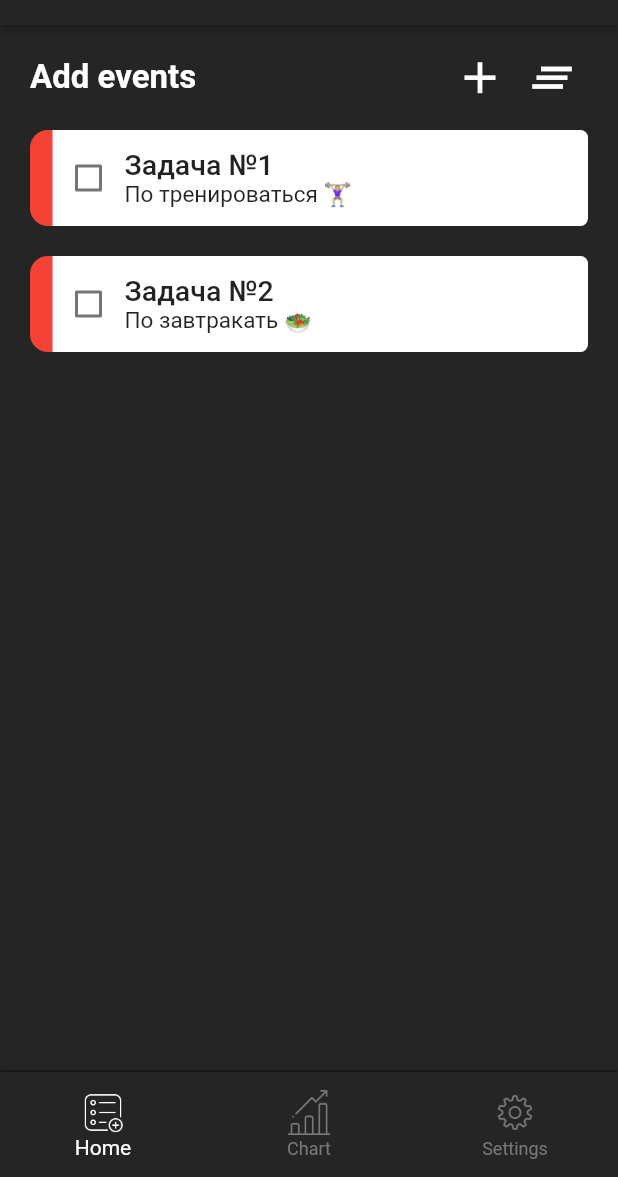
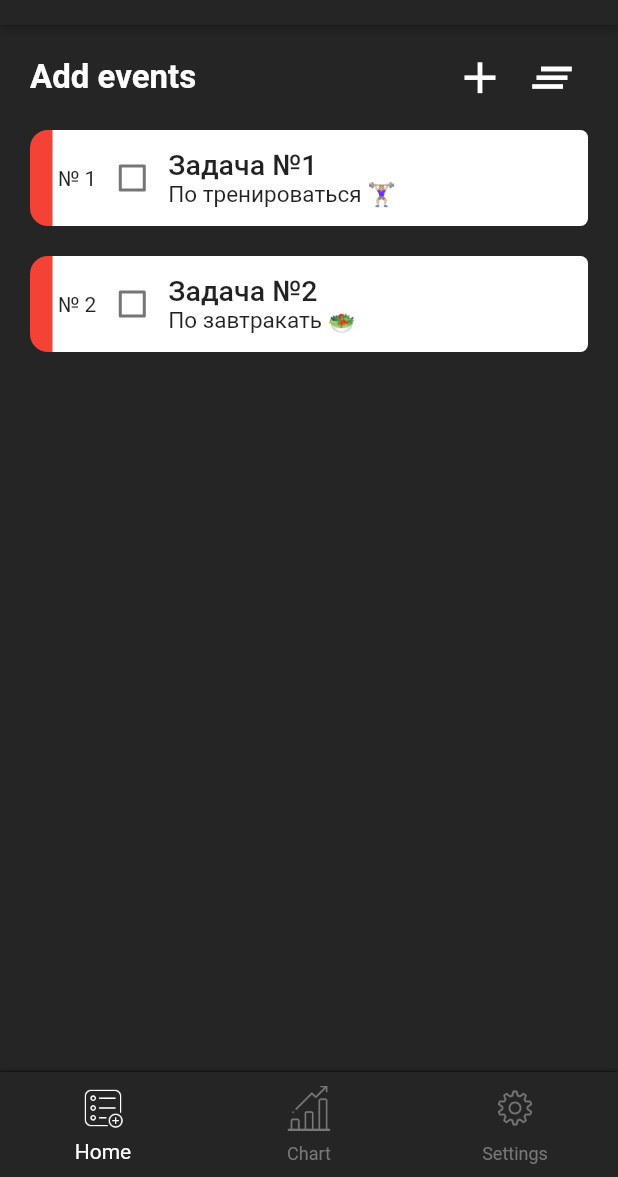
Before and after one commit to dadaxon0019/to_do_app, a Flutter app: the WidgetTree screen opened directly, on a phone screen of 412 x 824 dp, the part 59-1236 px from its top. Run offline on Flutter 3.47's test engine with Material 2 defaults, Android fonts, the phone set to English and light mode, and no system bars; drawn by our look-alikes of flutter_slidable; our stand-ins replace hive_flutter, lottie, smooth_page_indicator; accounts and stored records are empty; network calls fail.

Commit message:
add number of tasks

```diff
--- a/flutter_to_do_app/lib/To Do/dialog_box.dart
+++ b/flutter_to_do_app/lib/To Do/dialog_box.dart
@@ -3,6 +3,7 @@ import 'package:flutter/material.dart';
 class DialogBox extends StatelessWidget {
   final mainTitle;
   final descriptionTitle;
+  final taskNumb;
 
   VoidCallback onSave;
   VoidCallback onCancel;
@@ -12,6 +13,7 @@ class DialogBox extends StatelessWidget {
       required this.onSave,
       required this.onCancel,
       required this.mainTitle,
+      required this.taskNumb,
       required this.descriptionTitle})
       : super(key: key);
 
--- a/flutter_to_do_app/lib/To Do/to_do_main_screen.dart
+++ b/flutter_to_do_app/lib/To Do/to_do_main_screen.dart
@@ -59,6 +59,7 @@ class _ToDoScreenState extends State<ToDoScreen> {
       context: context,
       builder: (context) {
         return DialogBox(
+          taskNumb: db.toDoList1.length,
           mainTitle: _controller1,
           descriptionTitle: _controller2,
           onSave: saveNewTask,
@@ -200,6 +201,7 @@ class _ToDoScreenState extends State<ToDoScreen> {
                       itemBuilder: (context, index) {
                         return ToDoTile(
                           key: Key('$index'),
+                          taskNumber: index + 1,
                           taskName: db.toDoList1[index][0],
                           taskDescription: db.toDoList1[index][1],
                           taskCompleted: db.toDoList1[index][2],
--- a/flutter_to_do_app/lib/To Do/todo_tile.dart
+++ b/flutter_to_do_app/lib/To Do/todo_tile.dart
@@ -2,6 +2,7 @@ import 'package:flutter/material.dart';
 import 'package:flutter_slidable/flutter_slidable.dart';
 
 class ToDoTile extends StatelessWidget {
+  final int taskNumber;
   final String taskName;
   final String taskDescription;
   final bool taskCompleted;
@@ -10,6 +11,7 @@ class ToDoTile extends StatelessWidget {
 
   ToDoTile({
     Key? key,
+    required this.taskNumber,
     required this.taskName,
     required this.taskDescription,
     required this.taskCompleted,
@@ -62,6 +64,7 @@ class ToDoTile extends StatelessWidget {
             ),
             child: Row(
               children: [
+                Text(' № $taskNumber'),
                 Checkbox(
                   value: taskCompleted,
                   onChanged: onChanged,
--- a/flutter_to_do_app/lib/widgets-treee.dart
+++ b/flutter_to_do_app/lib/widgets-treee.dart
@@ -30,7 +30,7 @@ class _WidgetTreeState extends State<WidgetTree> {
       body: _pages[_selectedIndex],
       bottomNavigationBar: Container(
         height: 70,
-        decoration: BoxDecoration(
+        decoration: const BoxDecoration(
           boxShadow: <BoxShadow>[
             BoxShadow(
               color: Colors.black,
@@ -47,23 +47,32 @@ class _WidgetTreeState extends State<WidgetTree> {
           backgroundColor: Color(0xff252525),
           items: const [
             BottomNavigationBarItem(
-              icon: ImageIcon(
+              icon: Padding(
+                padding: EdgeInsets.only(bottom: 6),
+                child: ImageIcon(
                   AssetImage('assets/icons/to-do-list.png'),
                   size: 30,
+                ),
               ),
               label: 'Home',
             ),
             BottomNavigationBarItem(
-              icon: ImageIcon(
+              icon: Padding(
+                padding: EdgeInsets.only(bottom: 6),
+                child: ImageIcon(
                   AssetImage('assets/icons/bar-chart.png'),
                   size: 30,
+                ),
               ),
               label: 'Chart',
             ),
             BottomNavigationBarItem(
-              icon: ImageIcon(
+              icon: Padding(
+                padding: EdgeInsets.only(bottom: 6),
+                child: ImageIcon(
                   AssetImage('assets/icons/gear.png'),
                   size: 30,
+                ),
               ),
               label: 'Settings',
             ),
```
Lines whose indentation alone changed are shown as unchanged.
